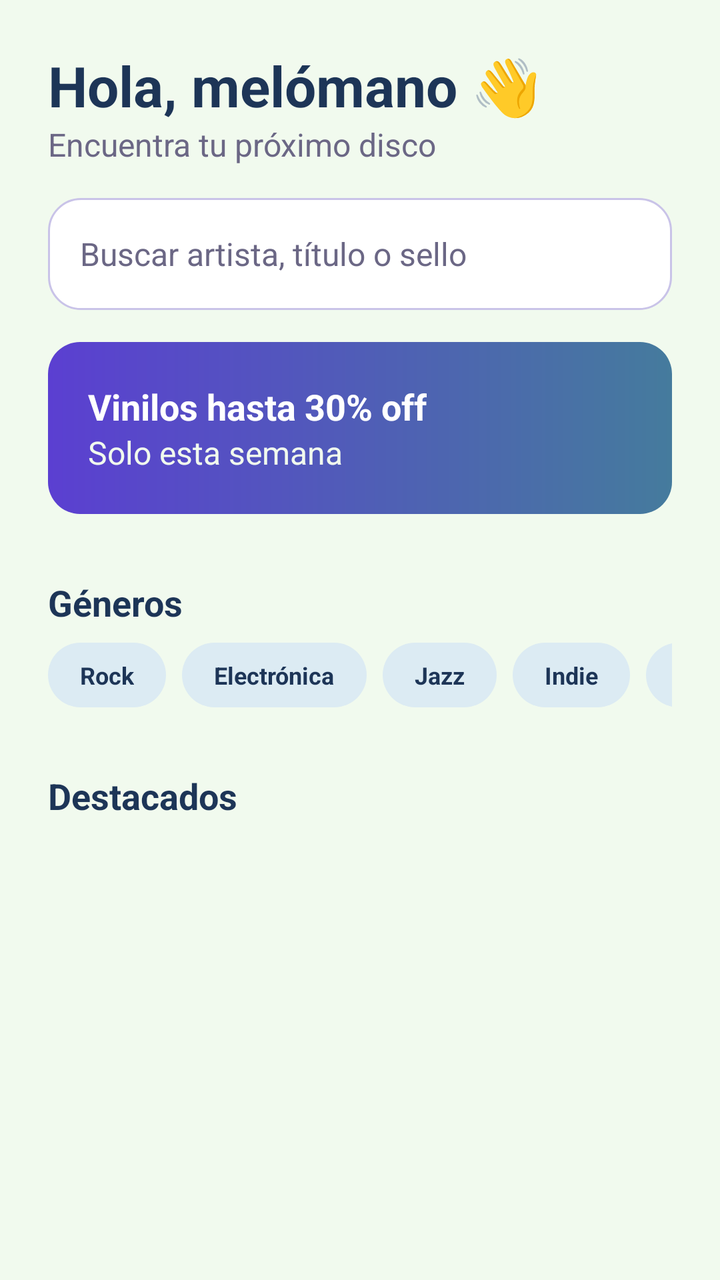
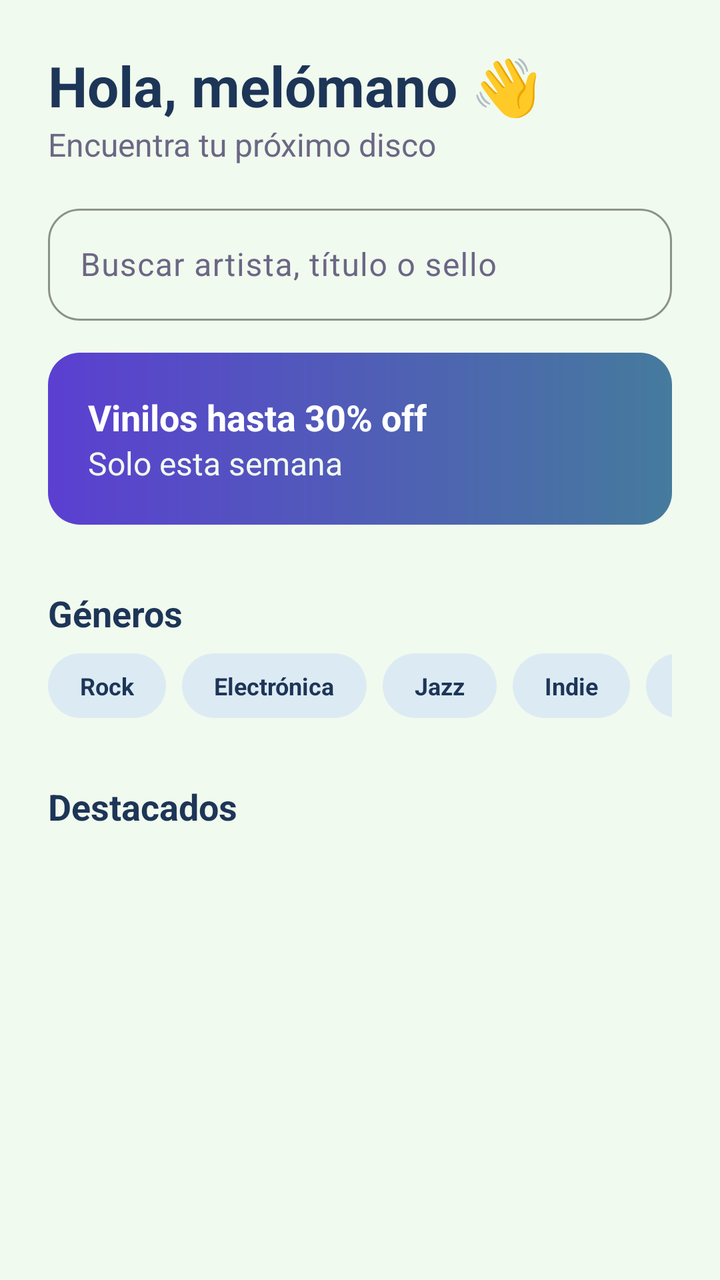

Screens rendered from an Android XML layout before and after an edit, with the pre-edit source and the edit as a unified diff.
<!-- AndroidManifest.xml: application theme Theme.VinylCDVault -->
<!-- res/layout/fragment_home.xml -->
<?xml version="1.0" encoding="utf-8"?>
<ScrollView xmlns:android="http://schemas.android.com/apk/res/android"
    android:layout_width="match_parent"
    android:layout_height="match_parent"
    android:fillViewport="true">

    <LinearLayout
        android:layout_width="match_parent"
        android:layout_height="wrap_content"
        android:orientation="vertical"
        android:padding="@dimen/screen_padding">

        <TextView
            style="@style/App.Text.Title"
            android:layout_width="wrap_content"
            android:layout_height="wrap_content"
            android:text="@string/home_greeting" />

        <TextView
            style="@style/App.Text.Body"
            android:layout_width="wrap_content"
            android:layout_height="wrap_content"
            android:text="@string/home_subtitle" />

        <TextView
            style="@style/App.Text.Body"
            android:layout_width="match_parent"
            android:layout_height="@dimen/button_height"
            android:layout_marginTop="@dimen/spacing_medium"
            android:background="@drawable/bg_card"
            android:gravity="center_vertical"
            android:paddingStart="@dimen/spacing_medium"
            android:text="@string/home_search_placeholder" />

        <LinearLayout
            android:layout_width="match_parent"
            android:layout_height="wrap_content"
            android:layout_marginTop="@dimen/spacing_medium"
            android:background="@drawable/bg_promo"
            android:orientation="vertical"
            android:padding="@dimen/card_padding">

            <TextView
                android:layout_width="wrap_content"
                android:layout_height="wrap_content"
                android:text="@string/home_promo_title"
                android:textColor="@color/white"
                android:textSize="@dimen/text_subtitle"
                android:textStyle="bold" />

            <TextView
                android:layout_width="wrap_content"
                android:layout_height="wrap_content"
                android:text="@string/home_promo_subtitle"
                android:textColor="@color/background_light"
                android:textSize="@dimen/text_body" />
        </LinearLayout>

        <TextView
            style="@style/App.Text.Subtitle"
            android:layout_width="wrap_content"
            android:layout_height="wrap_content"
            android:layout_marginTop="@dimen/spacing_large"
            android:text="@string/home_genres" />

        <HorizontalScrollView
            android:layout_width="match_parent"
            android:layout_height="wrap_content"
            android:layout_marginTop="@dimen/spacing_small"
            android:scrollbars="none">

            <LinearLayout
                android:layout_width="wrap_content"
                android:layout_height="wrap_content"
                android:orientation="horizontal">

                <TextView style="@style/App.Chip" android:layout_width="wrap_content" android:layout_height="wrap_content" android:layout_marginEnd="@dimen/spacing_small" android:text="@string/genre_rock" />
                <TextView style="@style/App.Chip" android:layout_width="wrap_content" android:layout_height="wrap_content" android:layout_marginEnd="@dimen/spacing_small" android:text="@string/genre_electronic" />
                <TextView style="@style/App.Chip" android:layout_width="wrap_content" android:layout_height="wrap_content" android:layout_marginEnd="@dimen/spacing_small" android:text="@string/genre_jazz" />
                <TextView style="@style/App.Chip" android:layout_width="wrap_content" android:layout_height="wrap_content" android:layout_marginEnd="@dimen/spacing_small" android:text="@string/genre_indie" />
                <TextView style="@style/App.Chip" android:layout_width="wrap_content" android:layout_height="wrap_content" android:text="@string/genre_soundtracks" />
            </LinearLayout>
        </HorizontalScrollView>

        <TextView
            style="@style/App.Text.Subtitle"
            android:layout_width="wrap_content"
            android:layout_height="wrap_content"
            android:layout_marginTop="@dimen/spacing_large"
            android:text="@string/home_featured" />

        <androidx.recyclerview.widget.RecyclerView
            android:id="@+id/rvFeatured"
            android:layout_width="match_parent"
            android:layout_height="wrap_content"
            android:nestedScrollingEnabled="false" />
    </LinearLayout>
</ScrollView>
<!-- resources referenced by this layout -->
<resources>
  <color name="background_light" type="color">#F1FAEE</color>
  <color name="white">#FFFFFF</color>
  <dimen name="button_height">56dp</dimen>
  <dimen name="card_padding">20dp</dimen>
  <dimen name="screen_padding">24dp</dimen>
  <dimen name="spacing_large">32dp</dimen>
  <dimen name="spacing_medium">16dp</dimen>
  <dimen name="spacing_small">8dp</dimen>
  <dimen name="text_body">16sp</dimen>
  <dimen name="text_subtitle">18sp</dimen>
  <!-- drawable bg_card (drawable) -->
  <?xml version="1.0" encoding="utf-8"?>
  <shape xmlns:android="http://schemas.android.com/apk/res/android"
      android:shape="rectangle">
      <solid android:color="@color/card_bg" />
      <corners android:radius="@dimen/corner_radius" />
      <stroke android:width="1dp" android:color="@color/input_stroke" />
  </shape>
  <!-- drawable bg_promo (drawable) -->
  <?xml version="1.0" encoding="utf-8"?>
  <shape xmlns:android="http://schemas.android.com/apk/res/android" android:shape="rectangle">
      <gradient
          android:angle="0"
          android:endColor="@color/secondary_color"
          android:startColor="@color/primary" />
      <corners android:radius="@dimen/corner_radius" />
  </shape>
  <string name="genre_electronic">Electrónica</string>
  <string name="genre_indie">Indie</string>
  <string name="genre_jazz">Jazz</string>
  <string name="genre_rock">Rock</string>
  <string name="genre_soundtracks">Bandas sonoras</string>
  <string name="home_featured">Destacados</string>
  <string name="home_genres">Géneros</string>
  <string name="home_greeting">Hola, melómano 👋</string>
  <string name="home_promo_subtitle">Solo esta semana</string>
  <string name="home_promo_title">Vinilos hasta 30% off</string>
  <string name="home_search_placeholder">Buscar artista, título o sello</string>
  <string name="home_subtitle">Encuentra tu próximo disco</string>
  <style name="App.Chip">
          <item name="android:background">@drawable/bg_chip</item>
          <item name="android:paddingStart">@dimen/spacing_medium</item>
          <item name="android:paddingEnd">@dimen/spacing_medium</item>
          <item name="android:paddingTop">@dimen/spacing_small</item>
          <item name="android:paddingBottom">@dimen/spacing_small</item>
          <item name="android:textColor">@color/text_dark</item>
          <item name="android:textSize">@dimen/text_small</item>
          <item name="android:textStyle">bold</item>
      </style>
  <style name="App.Text.Body">
          <item name="android:textSize">@dimen/text_body</item>
          <item name="android:textColor">@color/text_secondary</item>
      </style>
  <style name="App.Text.Subtitle">
          <item name="android:textSize">@dimen/text_subtitle</item>
          <item name="android:textColor">@color/text_dark</item>
          <item name="android:textStyle">bold</item>
      </style>
  <style name="App.Text.Title">
          <item name="android:textSize">@dimen/text_title</item>
          <item name="android:textColor">@color/text_dark</item>
          <item name="android:textStyle">bold</item>
      </style>
  <color name="card_bg" type="color">#FFFFFF</color>
  <dimen name="corner_radius">16dp</dimen>
  <color name="input_stroke" type="color">#C9C3E8</color>
  <color name="secondary_color" type="color">#457B9D</color>
  <color name="primary">#5B3FD1</color>
  <!-- drawable bg_chip (drawable) -->
  <?xml version="1.0" encoding="utf-8"?>
  <shape xmlns:android="http://schemas.android.com/apk/res/android"
      android:shape="rectangle">
      <solid android:color="@color/chip_bg" />
      <corners android:radius="50dp" />
  </shape>
  <color name="text_dark" type="color">#1D3557</color>
  <dimen name="text_small">12sp</dimen>
  <color name="text_secondary">#6B6785</color>
  <dimen name="text_title">28sp</dimen>
  <color name="accent">#E63946</color>
  <color name="chip_bg">#DCEBF3</color>
  <color name="primary_dark" type="color">#121212</color>
  <!-- unchanged entries left out for length: 1 -->
</resources>

<!-- the commit's change to res/layout/fragment_home.xml (unified diff, before → after) -->
@@ -22,15 +22,21 @@
             android:layout_height="wrap_content"
             android:text="@string/home_subtitle" />
 
-        <TextView
-            style="@style/App.Text.Body"
+        <com.google.android.material.textfield.TextInputLayout
+            style="@style/App.Input"
             android:layout_width="match_parent"
-            android:layout_height="@dimen/button_height"
-            android:layout_marginTop="@dimen/spacing_medium"
-            android:background="@drawable/bg_card"
-            android:gravity="center_vertical"
-            android:paddingStart="@dimen/spacing_medium"
-            android:text="@string/home_search_placeholder" />
+            android:layout_height="wrap_content"
+            android:layout_marginTop="@dimen/spacing_medium">
+
+            <com.google.android.material.textfield.TextInputEditText
+                android:id="@+id/etSearch"
+                android:layout_width="match_parent"
+                android:layout_height="@dimen/button_height"
+                android:hint="@string/home_search_placeholder"
+                android:inputType="text"
+                android:maxLines="1" />
+
+        </com.google.android.material.textfield.TextInputLayout>
 
         <LinearLayout
             android:layout_width="match_parent"
<!-- resource entries referenced after the edit -->
@@ -10,14 +10,6 @@
   <dimen name="spacing_small">8dp</dimen>
   <dimen name="text_body">16sp</dimen>
   <dimen name="text_subtitle">18sp</dimen>
-  <!-- drawable bg_card (drawable) -->
-  <?xml version="1.0" encoding="utf-8"?>
-  <shape xmlns:android="http://schemas.android.com/apk/res/android"
-      android:shape="rectangle">
-      <solid android:color="@color/card_bg" />
-      <corners android:radius="@dimen/corner_radius" />
-      <stroke android:width="1dp" android:color="@color/input_stroke" />
-  </shape>
   <!-- drawable bg_promo (drawable) -->
   <?xml version="1.0" encoding="utf-8"?>
   <shape xmlns:android="http://schemas.android.com/apk/res/android" android:shape="rectangle">
@@ -49,6 +41,14 @@
           <item name="android:textSize">@dimen/text_small</item>
           <item name="android:textStyle">bold</item>
       </style>
+  <style name="App.Input" parent="Widget.Material3.TextInputLayout.OutlinedBox">
+          <item name="boxStrokeColor">@color/primary</item>
+          <item name="hintTextColor">@color/primary</item>
+          <item name="boxCornerRadiusTopStart">@dimen/corner_radius</item>
+          <item name="boxCornerRadiusTopEnd">@dimen/corner_radius</item>
+          <item name="boxCornerRadiusBottomStart">@dimen/corner_radius</item>
+          <item name="boxCornerRadiusBottomEnd">@dimen/corner_radius</item>
+      </style>
   <style name="App.Text.Body">
           <item name="android:textSize">@dimen/text_body</item>
           <item name="android:textColor">@color/text_secondary</item>
@@ -63,9 +63,7 @@
           <item name="android:textColor">@color/text_dark</item>
           <item name="android:textStyle">bold</item>
       </style>
-  <color name="card_bg" type="color">#FFFFFF</color>
   <dimen name="corner_radius">16dp</dimen>
-  <color name="input_stroke" type="color">#C9C3E8</color>
   <color name="secondary_color" type="color">#457B9D</color>
   <color name="primary">#5B3FD1</color>
   <!-- drawable bg_chip (drawable) -->
